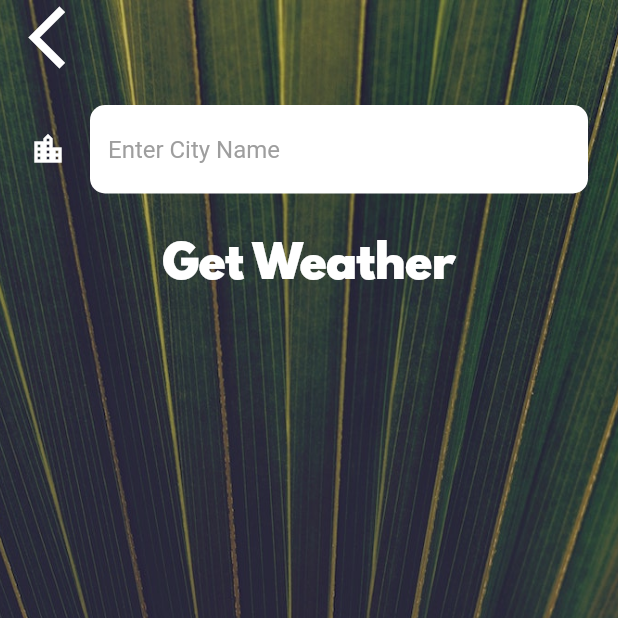
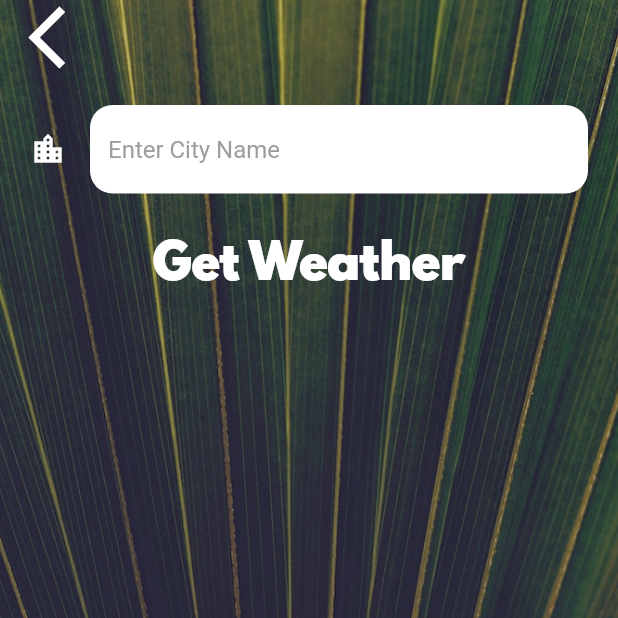
Before and after one commit to aayushbisen/Clima, a Flutter app: the CityScreen screen opened directly, on a phone screen of 412 x 824 dp, the top half of it. Run offline on Flutter 3.47's test engine with Material 2 defaults, Android fonts, the phone set to English and light mode, and no system bars; our stand-ins replace flutter_spinkit, geolocator; network calls fail.

Commit message:
Update constants.dart

```diff
--- a/lib/utilities/constants.dart
+++ b/lib/utilities/constants.dart
@@ -7,11 +7,11 @@ const kTempTextStyle = TextStyle(
 
 const kMessageTextStyle = TextStyle(
   fontFamily: 'Spartan MB',
-  fontSize: 60.0,
+  fontSize: 58.0,
 );
 
 const kButtonTextStyle = TextStyle(
-  fontSize: 30.0,
+  fontSize: 32.0,
   fontFamily: 'Spartan MB',
 );
 
@@ -32,7 +32,7 @@ const kTextFieldInputDecoration = InputDecoration(
   ),
   border: OutlineInputBorder(
     borderRadius: BorderRadius.all(
-      Radius.circular(10.0),
+      Radius.circular(15.0),
     ),
     borderSide: BorderSide.none,
   ),
```
